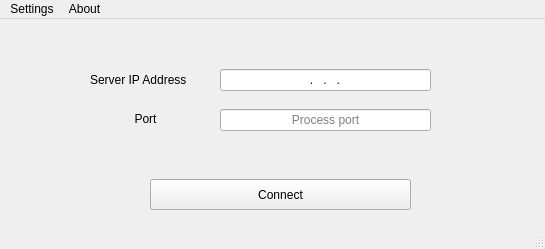
This is InstantMusicClient/entrywindow.ui in zeokav/InstantMusic as Qt 5 draws it before an edit. The edited form follows.
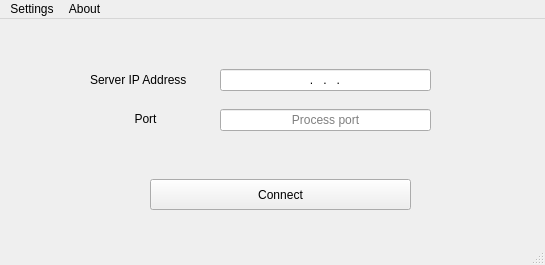
This is the edited form.

Commit message: Opening new window

What changed in the file:
```diff
--- a/InstantMusicClient/entrywindow.ui
+++ b/InstantMusicClient/entrywindow.ui
@@ -7,7 +7,7 @@
     <x>0</x>
     <y>0</y>
     <width>545</width>
-    <height>249</height>
+    <height>265</height>
    </rect>
   </property>
   <property name="windowTitle">
@@ -125,7 +125,106 @@
    <addaction name="menuSettings"/>
    <addaction name="menuAbout"/>
   </widget>
-  <widget class="QStatusBar" name="statusBar"/>
+  <widget class="QStatusBar" name="statusBar">
+   <property name="palette">
+    <palette>
+     <active>
+      <colorrole role="WindowText">
+       <brush brushstyle="SolidPattern">
+        <color alpha="255">
+         <red>0</red>
+         <green>2</green>
+         <blue>0</blue>
+        </color>
+       </brush>
+      </colorrole>
+      <colorrole role="Text">
+       <brush brushstyle="SolidPattern">
+        <color alpha="255">
+         <red>0</red>
+         <green>0</green>
+         <blue>0</blue>
+        </color>
+       </brush>
+      </colorrole>
+      <colorrole role="Base">
+       <brush brushstyle="SolidPattern">
+        <color alpha="255">
+         <red>0</red>
+         <green>0</green>
+         <blue>0</blue>
+        </color>
+       </brush>
+      </colorrole>
+     </active>
+     <inactive>
+      <colorrole role="WindowText">
+       <brush brushstyle="SolidPattern">
+        <color alpha="255">
+         <red>0</red>
+         <green>2</green>
+         <blue>0</blue>
+        </color>
+       </brush>
+      </colorrole>
+      <colorrole role="Text">
+       <brush brushstyle="SolidPattern">
+        <color alpha="255">
+         <red>0</red>
+         <green>0</green>
+         <blue>0</blue>
+        </color>
+       </brush>
+      </colorrole>
+      <colorrole role="Base">
+       <brush brushstyle="SolidPattern">
+        <color alpha="255">
+         <red>0</red>
+         <green>0</green>
+         <blue>0</blue>
+        </color>
+       </brush>
+      </colorrole>
+     </inactive>
+     <disabled>
+      <colorrole role="WindowText">
+       <brush brushstyle="SolidPattern">
+        <color alpha="255">
+         <red>190</red>
+         <green>190</green>
+         <blue>190</blue>
+        </color>
+       </brush>
+      </colorrole>
+      <colorrole role="Text">
+       <brush brushstyle="SolidPattern">
+        <color alpha="255">
+         <red>190</red>
+         <green>190</green>
+         <blue>190</blue>
+        </color>
+       </brush>
+      </colorrole>
+      <colorrole role="Base">
+       <brush brushstyle="SolidPattern">
+        <color alpha="255">
+         <red>239</red>
+         <green>235</green>
+         <blue>231</blue>
+        </color>
+       </brush>
+      </colorrole>
+     </disabled>
+    </palette>
+   </property>
+   <property name="font">
+    <font>
+     <weight>50</weight>
+     <italic>true</italic>
+     <bold>false</bold>
+    </font>
+   </property>
+  </widget>
   <action name="actionExit">
    <property name="text">
     <string>Exit</string>
```
The commit also changes 2 other files.
